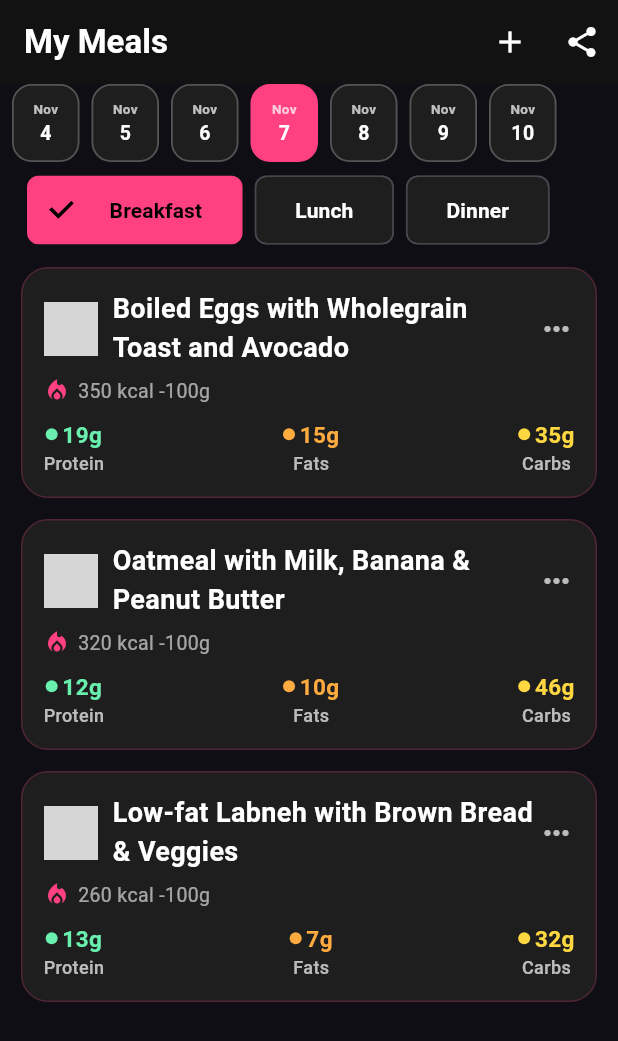
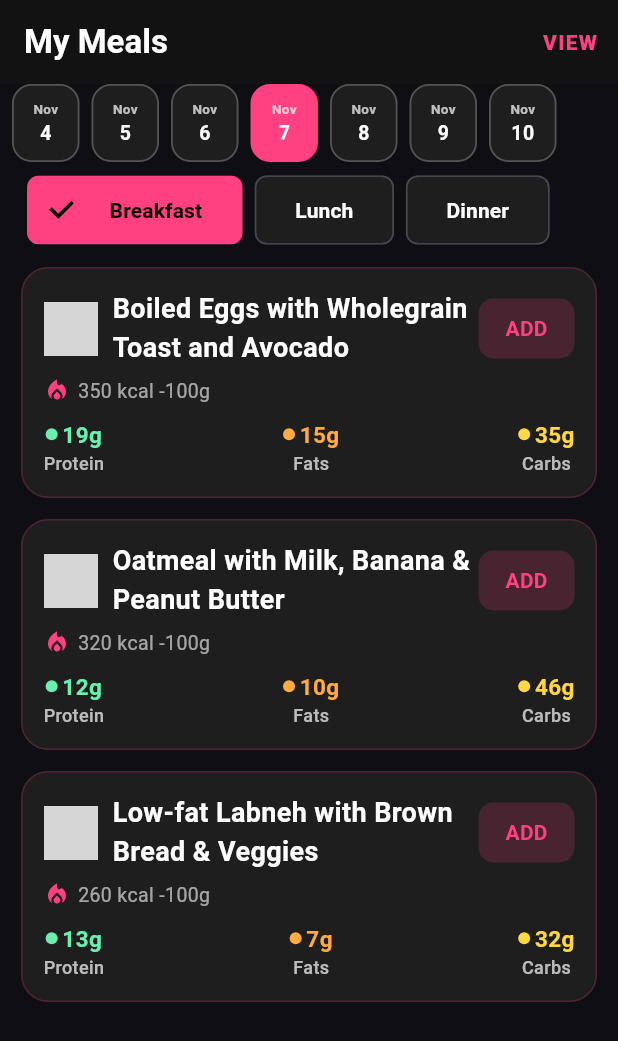
Before and after one commit to Asmaalghanmi/smart_gym_app, a Flutter app: the MealsScreen screen opened directly, on a phone screen of 412 x 824 dp. Shown: the top 1041 px of the screen. Run offline on Flutter 3.47's test engine with Material 3 defaults, Android fonts, the light colour scheme and no system bars; our stand-ins replace flutter_dotenv, percent_indicator, supabase_flutter; accounts and stored records are empty; network calls fail; grey boxes are pictures that could not be loaded.

Commit message:
write your commit message here

```diff
--- a/lib/screens/meals.dart
+++ b/lib/screens/meals.dart
@@ -10,7 +10,7 @@ class MyApp extends StatelessWidget {
       debugShowCheckedModeBanner: false,
       theme: ThemeData(
         useMaterial3: true,
-        scaffoldBackgroundColor: Color(0xFF121212),
+        scaffoldBackgroundColor: const Color(0xFF121212),
         colorScheme: ColorScheme.fromSeed(
           seedColor: Colors.pink,
           brightness: Brightness.dark,
@@ -34,128 +34,79 @@ class _MealsScreenState extends State<MealsScreen> {
 
   final List<Map<String, dynamic>> _mockMeals = [
     {
-      // Breakfast
-      'image':
-          'https://images.pexels.com/photos/566566/pexels-photo-566566.jpeg',
+      'image': 'https://images.pexels.com/photos/566566/pexels-photo-566566.jpeg',
       'name': 'Boiled Eggs with Wholegrain Toast and Avocado',
-      'calories': 350,
-      'protein_g': 19,
-      'fat_g': 15,
-      'carbs_g': 35,
-      'part': 'Breakfast',
+      'calories': 350, 'protein_g': 19, 'fat_g': 15, 'carbs_g': 35, 'part': 'Breakfast',
     },
     {
-      'image':
-          'https://images.pexels.com/photos/8005369/pexels-photo-8005369.jpeg',
+      'image': 'https://images.pexels.com/photos/8005369/pexels-photo-8005369.jpeg',
       'name': 'Oatmeal with Milk, Banana & Peanut Butter',
-      'calories': 320,
-      'protein_g': 12,
-      'fat_g': 10,
-      'carbs_g': 46,
-      'part': 'Breakfast',
+      'calories': 320, 'protein_g': 12, 'fat_g': 10, 'carbs_g': 46, 'part': 'Breakfast',
     },
     {
-      'image':
-          'https://images.pexels.com/photos/5292918/pexels-photo-5292918.jpeg',
+      'image': 'https://images.pexels.com/photos/5292918/pexels-photo-5292918.jpeg',
       'name': 'Low-fat Labneh with Brown Bread & Veggies',
-      'calories': 260,
-      'protein_g': 13,
-      'fat_g': 7,
-      'carbs_g': 32,
-      'part': 'Breakfast',
-    },
-    // Lunch
-    {
-      'image':
-          'https://images.pexels.com/photos/30635713/pexels-photo-30635713.jpeg',
-      'name': 'Grilled Chicken Breast with Brown Rice and Broccoli',
-      'calories': 500,
-      'protein_g': 38,
-      'fat_g': 12,
-      'carbs_g': 48,
-      'part': 'Lunch',
+      'calories': 260, 'protein_g': 13, 'fat_g': 7, 'carbs_g': 32, 'part': 'Breakfast',
     },
     {
-      'image':
-          'https://images.pexels.com/photos/19859349/pexels-photo-19859349.jpeg',
-      'name': 'Tuna Salad with Beans and Mixed Veggies',
-      'calories': 430,
-      'protein_g': 27,
-      'fat_g': 11,
-      'carbs_g': 50,
-      'part': 'Lunch',
+      'image': 'https://images.pexels.com/photos/30635713/pexels-photo-30635713.jpeg',
+      'name': 'Grilled Chicken Breast with Brown Rice and Broccoli',
+      'calories': 500, 'protein_g': 38, 'fat_g': 12, 'carbs_g': 48, 'part': 'Lunch',
     },
     {
-      'image':
-          'https://images.pexels.com/photos/18284912/pexels-photo-18284912.jpeg',
-      'name': 'Grilled Steak (100g) with Roasted Potatoes & Green Salad',
-      'calories': 470,
-      'protein_g': 32,
-      'fat_g': 17,
-      'carbs_g': 40,
-      'part': 'Lunch',
-    },
-    // Dinner
-    {
-      'image':
-          'https://images.pexels.com/photos/5639499/pexels-photo-5639499.jpeg',
-      'name': 'Grilled Salmon with Roasted Vegetables',
-      'calories': 400,
-      'protein_g': 32,
-      'fat_g': 22,
-      'carbs_g': 16,
-      'part': 'Dinner',
+      'image': 'https://images.pexels.com/photos/19859349/pexels-photo-19859349.jpeg',
+      'name': 'Tuna Salad with Beans and Mixed Veggies',
+      'calories': 430, 'protein_g': 27, 'fat_g': 11, 'carbs_g': 50, 'part': 'Lunch',
     },
     {
-      'image':
-          'https://images.pexels.com/photos/10464100/pexels-photo-10464100.jpeg',
-      'name': 'Chickpea Curry with Spinach and Basmati Rice',
-      'calories': 390,
-      'protein_g': 14,
-      'fat_g': 8,
-      'carbs_g': 58,
-      'part': 'Dinner',
+      'image': 'https://images.pexels.com/photos/18284912/pexels-photo-18284912.jpeg',
+      'name': 'Grilled Steak (100g) with Roasted Potatoes & Green Salad',
+      'calories': 470, 'protein_g': 32, 'fat_g': 17, 'carbs_g': 40, 'part': 'Lunch',
     },
     {
-      'image':
-          'https://images.pexels.com/photos/3850992/pexels-photo-3850992.jpeg',
+      'image': 'https://images.pexels.com/photos/5639499/pexels-photo-5639499.jpeg',
+      'name': 'Grilled Salmon with Roasted Vegetables',
+      'calories': 400, 'protein_g': 32, 'fat_g': 22, 'carbs_g': 16, 'part': 'Dinner',
+    },
+    {
+      'image': 'https://images.pexels.com/photos/10464100/pexels-photo-10464100.jpeg',
+      'name': 'Chickpea Curry with Spinach and Basmati Rice',
+      'calories': 390, 'protein_g': 14, 'fat_g': 8, 'carbs_g': 58, 'part': 'Dinner',
+    },
+    {
+      'image': 'https://images.pexels.com/photos/3850992/pexels-photo-3850992.jpeg',
       'name': 'Two Eggs with Low-fat Cottage Cheese and Salad',
-      'calories': 315,
-      'protein_g': 24,
-      'fat_g': 15,
-      'carbs_g': 12,
-      'part': 'Dinner',
+      'calories': 315, 'protein_g': 24, 'fat_g': 15, 'carbs_g': 12, 'part': 'Dinner',
     },
   ];
 
   @override
   Widget build(BuildContext context) {
     final days = List<DateTime>.generate(
-      7,
-      (i) => DateTime(
-          _selectedDay.year, _selectedDay.month, _selectedDay.day + i - 3),
+      7, (i) => DateTime(_selectedDay.year, _selectedDay.month, _selectedDay.day + i - 3),
     );
 
     final todayPart = _parts[_partIndex];
-    final filteredMeals =
-        _mockMeals.where((m) => m['part'] == todayPart).toList();
+    final filteredMeals = _mockMeals.where((m) => m['part'] == todayPart).toList();
 
     return Scaffold(
       appBar: AppBar(
         backgroundColor: const Color(0xFF121212),
-        title: const Text(
-          "My Meals",
-          style: TextStyle(fontWeight: FontWeight.bold, color: Colors.white),
-        ),
+        title: const Text("My Meals", style: TextStyle(fontWeight: FontWeight.bold, color: Colors.white)),
         centerTitle: false,
         elevation: 0,
         actions: [
-          IconButton(
-              onPressed: () {},
-              icon: const Icon(Icons.add, color: Colors.white)),
-          IconButton(
-              onPressed: () {},
-              icon: const Icon(Icons.share, color: Colors.white)),
+          TextButton(
+            onPressed: () {
+              Navigator.of(context).push(
+                MaterialPageRoute(builder: (_) => const BookedMealsScreen()),
+              );
+            },
+            child: const Text(
+              'VIEW',
+              style: TextStyle(color: Colors.pinkAccent, fontWeight: FontWeight.w800, letterSpacing: .8),
+            ),
+          ),
         ],
       ),
       body: Column(
@@ -166,27 +117,21 @@ class _MealsScreenState extends State<MealsScreen> {
               height: 52,
               child: ListView.separated(
                 scrollDirection: Axis.horizontal,
-                padding: const EdgeInsets.symmetric(horizontal: 8, vertical: 0),
+                padding: const EdgeInsets.symmetric(horizontal: 8),
                 separatorBuilder: (_, __) => const SizedBox(width: 8),
                 itemCount: days.length,
                 itemBuilder: (ctx, i) {
                   final d = days[i];
-                  final active = d.day == _selectedDay.day &&
-                      d.month == _selectedDay.month;
+                  final active = d.day == _selectedDay.day && d.month == _selectedDay.month;
                   return GestureDetector(
                     onTap: () => setState(() => _selectedDay = d),
                     child: AnimatedContainer(
                       duration: const Duration(milliseconds: 140),
                       width: 45,
                       decoration: BoxDecoration(
-                        color: active
-                            ? Colors.pinkAccent
-                            : const Color(0xFF1E1E1E),
+                        color: active ? Colors.pinkAccent : const Color(0xFF1E1E1E),
                         borderRadius: BorderRadius.circular(13),
-                        border: Border.all(
-                          color: active ? Colors.pinkAccent : Colors.white24,
-                          width: 1.2,
-                        ),
+                        border: Border.all(color: active ? Colors.pinkAccent : Colors.white24, width: 1.2),
                       ),
                       child: Center(
                         child: Column(
@@ -194,19 +139,11 @@ class _MealsScreenState extends State<MealsScreen> {
                           children: [
                             Text(
                               _monthAbbr(d.month),
-                              style: TextStyle(
-                                color: Colors.white.withOpacity(.72),
-                                fontWeight: FontWeight.w600,
-                                fontSize: 9,
-                              ),
+                              style: TextStyle(color: Colors.white.withOpacity(.72), fontWeight: FontWeight.w600, fontSize: 9),
                             ),
                             Text(
                               d.day.toString(),
-                              style: const TextStyle(
-                                color: Colors.white,
-                                fontWeight: FontWeight.bold,
-                                fontSize: 13,
-                              ),
+                              style: const TextStyle(color: Colors.white, fontWeight: FontWeight.bold, fontSize: 13),
                             ),
                           ],
                         ),
@@ -223,22 +160,19 @@ class _MealsScreenState extends State<MealsScreen> {
               children: List.generate(_parts.length, (i) {
                 final selected = i == _partIndex;
                 return Padding(
-                  padding:
-                      EdgeInsets.only(right: i < _parts.length - 1 ? 8 : 0),
+                  padding: EdgeInsets.only(right: i < _parts.length - 1 ? 8 : 0),
                   child: ChoiceChip(
-                    label: Text(_parts[i],
-                        style: TextStyle(
-                          color: selected ? Colors.black : Colors.white,
-                          fontWeight: FontWeight.bold,
-                        )),
+                    label: Text(
+                      _parts[i],
+                      style: TextStyle(color: selected ? Colors.black : Colors.white, fontWeight: FontWeight.bold),
+                    ),
                     selected: selected,
                     selectedColor: Colors.pinkAccent,
                     backgroundColor: const Color(0xFF1E1E1E),
                     onSelected: (_) => setState(() => _partIndex = i),
                     showCheckmark: selected,
                     checkmarkColor: Colors.black,
-                    labelPadding:
-                        const EdgeInsets.symmetric(horizontal: 18, vertical: 4),
+                    labelPadding: const EdgeInsets.symmetric(horizontal: 18, vertical: 4),
                   ),
                 );
               }),
@@ -255,8 +189,7 @@ class _MealsScreenState extends State<MealsScreen> {
                   decoration: BoxDecoration(
                     color: const Color(0xFF1E1E1E),
                     borderRadius: BorderRadius.circular(18),
-                    border:
-                        Border.all(color: Colors.pinkAccent.withOpacity(.22)),
+                    border: Border.all(color: Colors.pinkAccent.withOpacity(.22)),
                   ),
                   padding: const EdgeInsets.all(14),
                   child: Column(
@@ -266,50 +199,52 @@ class _MealsScreenState extends State<MealsScreen> {
                         children: [
                           CircleAvatar(
                             radius: 18,
-                            backgroundImage:
-                                (m['image'] != null && m['image'] != '')
-                                    ? NetworkImage(m['image'])
-                                    : null,
+                            backgroundImage: (m['image'] != null && m['image'] != '') ? NetworkImage(m['image']) : null,
                             backgroundColor: Colors.transparent,
                             child: (m['image'] == null || m['image'] == '')
-                                ? Icon(Icons.no_photography,
-                                    color: Colors.black38)
+                                ? const Icon(Icons.no_photography, color: Colors.black38)
                                 : null,
                           ),
                           const SizedBox(width: 10),
                           Expanded(
-                              child: Text(
-                            m['name'] ?? '',
-                            style: const TextStyle(
-                              fontSize: 18,
-                              fontWeight: FontWeight.bold,
-                              color: Colors.white,
+                            child: Text(
+                              m['name'] ?? '',
+                              style: const TextStyle(fontSize: 18, fontWeight: FontWeight.bold, color: Colors.white),
                             ),
-                          )),
-                          const Icon(Icons.more_horiz, color: Colors.white70),
+                          ),
+                          FilledButton.tonal(
+                            onPressed: () {
+                              // Demo add action
+                              ScaffoldMessenger.of(context).showSnackBar(
+                                SnackBar(content: Text('Added: ${m['name']}')),
+                              );
+                            },
+                            style: FilledButton.styleFrom(
+                              padding: const EdgeInsets.symmetric(horizontal: 14, vertical: 8),
+                              backgroundColor: Colors.pinkAccent.withOpacity(.18),
+                              foregroundColor: Colors.pinkAccent,
+                              shape: RoundedRectangleBorder(borderRadius: BorderRadius.circular(10)),
+                              textStyle: const TextStyle(fontWeight: FontWeight.w700, letterSpacing: .2),
+                            ),
+                            child: const Text('ADD'),
+                          ),
                         ],
                       ),
                       const SizedBox(height: 6),
                       Row(
                         children: [
-                          const Icon(Icons.local_fire_department,
-                              color: Colors.pinkAccent, size: 18),
+                          const Icon(Icons.local_fire_department, color: Colors.pinkAccent, size: 18),
                           const SizedBox(width: 5),
-                          Text('${m['calories']} kcal -100g',
-                              style: const TextStyle(
-                                  fontSize: 13, color: Colors.white60)),
+                          Text('${m['calories']} kcal -100g', style: const TextStyle(fontSize: 13, color: Colors.white60)),
                         ],
                       ),
                       const SizedBox(height: 9),
                       Row(
                         mainAxisAlignment: MainAxisAlignment.spaceBetween,
                         children: [
-                          _nutrientIndicator(
-                              "Protein", m['protein_g'], Colors.greenAccent),
-                          _nutrientIndicator(
-                              "Fats", m['fat_g'], Colors.orangeAccent),
-                          _nutrientIndicator(
-                              "Carbs", m['carbs_g'], Colors.amberAccent),
+                          _nutrientIndicator("Protein", m['protein_g'], Colors.greenAccent),
+                          _nutrientIndicator("Fats", m['fat_g'], Colors.orangeAccent),
+                          _nutrientIndicator("Carbs", m['carbs_g'], Colors.amberAccent),
                         ],
                       ),
                     ],
@@ -329,40 +264,140 @@ class _MealsScreenState extends State<MealsScreen> {
       children: [
         Row(
           children: [
-            Container(
-              height: 8,
-              width: 8,
-              decoration: BoxDecoration(color: color, shape: BoxShape.circle),
-            ),
+            Container(height: 8, width: 8, decoration: BoxDecoration(color: color, shape: BoxShape.circle)),
             const SizedBox(width: 3),
-            Text(
-              "$grams" "g",
-              style: TextStyle(
-                  fontWeight: FontWeight.bold, fontSize: 15, color: color),
-            ),
+            Text("$grams" "g", style: TextStyle(fontWeight: FontWeight.bold, fontSize: 15, color: color)),
           ],
         ),
-        Text(
-          name,
-          style: const TextStyle(
-              fontSize: 12, color: Colors.white70, fontWeight: FontWeight.w500),
-        )
+        Text(name, style: const TextStyle(fontSize: 12, color: Colors.white70, fontWeight: FontWeight.w500)),
       ],
     );
   }
 
   String _monthAbbr(int m) => const [
-        'Jan',
-        'Feb',
-        'Mar',
-        'Apr',
-        'May',
-        'Jun',
-        'Jul',
-        'Aug',
-        'Sep',
-        'Oct',
-        'Nov',
-        'Dec'
+        'Jan','Feb','Mar','Apr','May','Jun','Jul','Aug','Sep','Oct','Nov','Dec'
       ][m - 1];
 }
+
+class BookedMealsScreen extends StatefulWidget {
+  const BookedMealsScreen({super.key});
+
+  @override
+  State<BookedMealsScreen> createState() => _BookedMealsScreenState();
+}
+
+class _BookedMealsScreenState extends State<BookedMealsScreen> {
+  final List<Map<String, dynamic>> _bookedMeals = [
+    {
+      'image': 'https://images.pexels.com/photos/5639499/pexels-photo-5639499.jpeg',
+      'name': 'Grilled Salmon with Roasted Vegetables',
+      'calories': 400, 'protein_g': 32, 'fat_g': 22, 'carbs_g': 16,
+      'date': DateTime.now(), // today
+    },
+    {
+      'image': 'https://images.pexels.com/photos/8005369/pexels-photo-8005369.jpeg',
+      'name': 'Oatmeal with Milk, Banana & Peanut Butter',
+      'calories': 320, 'protein_g': 12, 'fat_g': 10, 'carbs_g': 46,
+      'date': DateTime.now().add(const Duration(days: 1)), // tomorrow
+    },
+  ];
+
+  @override
+  Widget build(BuildContext context) {
+    return Scaffold(
+      appBar: AppBar(
+        title: const Text('Booked Meals'),
+        backgroundColor: const Color(0xFF121212),
+        elevation: 0,
+      ),
+      body: _bookedMeals.isEmpty
+          ? Center(
+              child: Text(
+                'No booked meals yet',
+                style: TextStyle(color: Colors.white.withOpacity(.8), fontSize: 18, fontWeight: FontWeight.w600),
+              ),
+            )
+          : ListView.separated(
+              padding: const EdgeInsets.all(14),
+              separatorBuilder: (_, __) => const SizedBox(height: 14),
+              itemCount: _bookedMeals.length,
+              itemBuilder: (context, index) {
+                final m = _bookedMeals[index];
+                final date = m['date'] as DateTime;
+                final dateStr = '${_monthAbbr(date.month)} ${date.day}, ${date.year}';
+                return Container(
+                  decoration: BoxDecoration(
+                    color: const Color(0xFF1E1E1E),
+                    borderRadius: BorderRadius.circular(18),
+                    border: Border.all(color: Colors.pinkAccent.withOpacity(.22)),
+                  ),
+                  padding: const EdgeInsets.all(14),
+                  child: Column(
+                    crossAxisAlignment: CrossAxisAlignment.start,
+                    children: [
+                      Row(
+                        children: [
+                          CircleAvatar(
+                            radius: 18,
+                            backgroundImage: (m['image'] != null && m['image'] != '') ? NetworkImage(m['image']) : null,
+                            backgroundColor: Colors.transparent,
+                            child: (m['image'] == null || m['image'] == '')
+                                ? const Icon(Icons.no_photography, color: Colors.black38)
+                                : null,
+                          ),
+                          const SizedBox(width: 10),
+                          Expanded(
+                            child: Text(
+                              m['name'] ?? '',
+                              style: const TextStyle(fontSize: 18, fontWeight: FontWeight.bold, color: Colors.white),
+                            ),
+                          ),
+                          // CANCEL button
+                          OutlinedButton(
+                            onPressed: () {
+                              setState(() {
+                                _bookedMeals.removeAt(index);
+                              });
+                              ScaffoldMessenger.of(context).showSnackBar(
+                                const SnackBar(content: Text('Booking canceled')),
+                              );
+                            },
+                            style: OutlinedButton.styleFrom(
+                              side: BorderSide(color: Colors.pinkAccent.withOpacity(.8)),
+                              foregroundColor: Colors.pinkAccent,
+                              padding: const EdgeInsets.symmetric(horizontal: 12, vertical: 8),
+                              shape: RoundedRectangleBorder(borderRadius: BorderRadius.circular(10)),
+                              textStyle: const TextStyle(fontWeight: FontWeight.w700),
+                            ),
+                            child: const Text('CANCEL'),
+                          ),
+                        ],
+                      ),
+                      const SizedBox(height: 6),
+                      Row(
+                        children: [
+                          const Icon(Icons.event, color: Colors.pinkAccent, size: 18),
+                          const SizedBox(width: 6),
+                          Text('Booked on $dateStr', style: const TextStyle(fontSize: 13, color: Colors.white70)),
+                        ],
+                      ),
+                      const SizedBox(height: 6),
+                      Row(
+                        children: [
+                          const Icon(Icons.local_fire_department, color: Colors.pinkAccent, size: 18),
+                          const SizedBox(width: 5),
+                          Text('${m['calories']} kcal -100g', style: const TextStyle(fontSize: 13, color: Colors.white60)),
+                        ],
+                      ),
+                    ],
+                  ),
+                );
+              },
+            ),
+    );
+  }
+
+  String _monthAbbr(int m) => const [
+        'Jan','Feb','Mar','Apr','May','Jun','Jul','Aug','Sep','Oct','Nov','Dec'
+      ][m - 1];
+}
```
